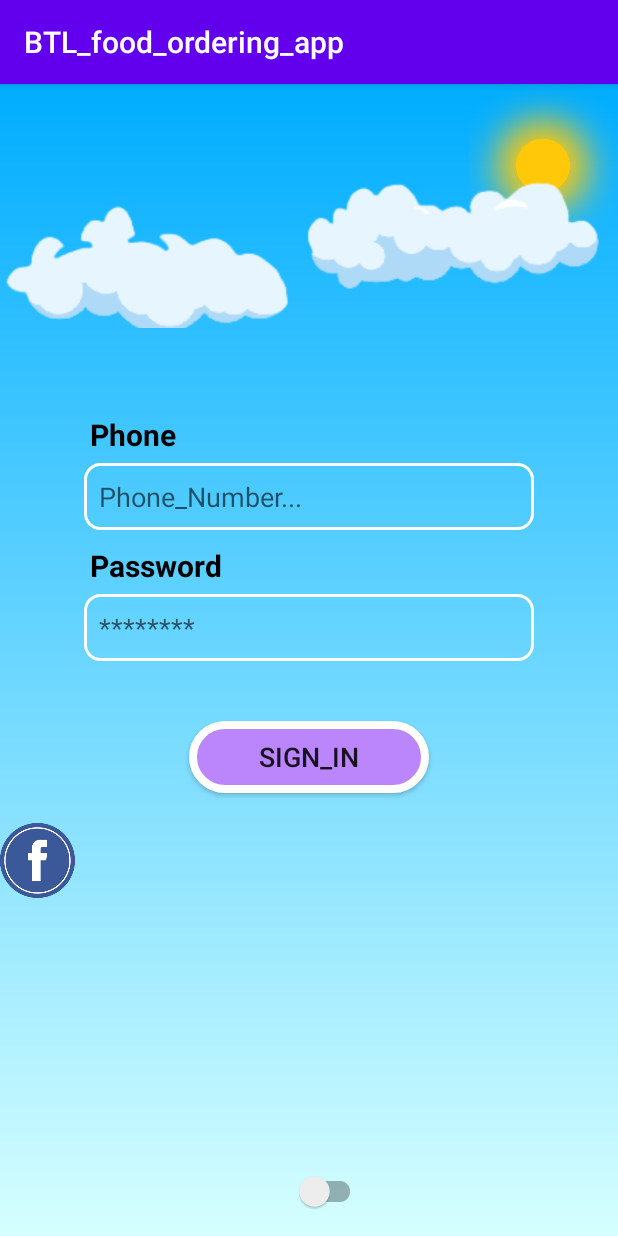
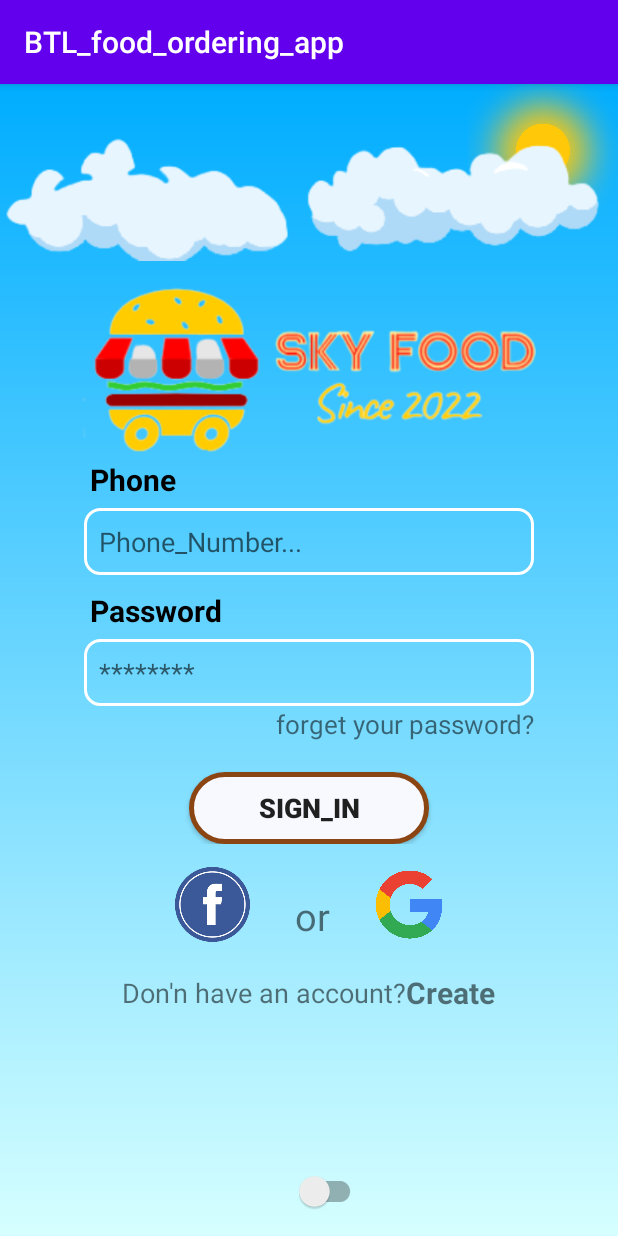
Before and after one commit to nguyenvanthong0961169213/BTL_Android, an Android app: the screen it shows after launch (Layout_Login), on a phone screen of 412 x 824 dp. Run offline under Robolectric (Android 15) with nearby library versions, the phone set to English and light mode, and no system bars; libraries missing offline, so code that uses them is left out: com.mahfa.dnswitch; plain views replace DayNightSwitch; 3 statements that could not run were skipped.

Commit message:
14/03/2022-login

```diff
--- a/app/src/main/java/com/example/btl_food_ordering_app/Layout_Login.java
+++ b/app/src/main/java/com/example/btl_food_ordering_app/Layout_Login.java
@@ -32,12 +32,12 @@ public class Layout_Login extends AppCompatActivity {
             public void onSwitch(boolean is_night) {
                 if(is_night)
                 {
-                    sun.animate().translationY(70).setDuration(1000);
+                    sun.animate().translationY(30).setDuration(1000);
                     daySky.animate().alpha(0).setDuration(1300);
                 }
                 else
                 {
-                    sun.animate().translationY(-20).setDuration(1000);
+                    sun.animate().translationY(-30).setDuration(1000);
                     daySky.animate().alpha(1).setDuration(1300);
                 }
             }
--- a/app/src/main/res/drawable/button_login.xml
+++ b/app/src/main/res/drawable/button_login.xml
@@ -1,9 +1,9 @@
 <?xml version="1.0" encoding="utf-8"?>
 <shape xmlns:android="http://schemas.android.com/apk/res/android"
     android:shape="rectangle">
-    <solid android:color="@color/purple_200"/>
-    <stroke android:color="@color/white"
-        android:width="5dp"/>
+    <solid android:color="#F8F8FF"/>
+    <stroke android:color="#8B4513"
+        android:width="3dp"/>
     <corners android:radius="100dp"/>
 
 </shape>
--- a/app/src/main/res/layout/activity_layout_login.xml
+++ b/app/src/main/res/layout/activity_layout_login.xml
@@ -17,7 +17,6 @@
         android:layout_width="match_parent"
         android:layout_height="match_parent"
         android:background="@drawable/day_background" />
-
     <ImageView
         android:id="@+id/sun"
         android:layout_width="100dp"
@@ -25,26 +24,25 @@
         android:scrollbarSize="40dp"
         android:src="@drawable/sun"
         android:layout_alignParentRight="true"
+        android:layout_marginTop="-10dp"
         />
-
     <LinearLayout
         android:id="@+id/view_Sky"
         android:layout_width="match_parent"
-        android:layout_height="wrap_content">
+        android:layout_height="120dp">
 
         <ImageView
             android:id="@+id/cloud_1"
             android:layout_width="200dp"
-            android:layout_height="200dp"
-            android:layout_marginTop="20dp"
+            android:layout_height="150dp"
+            android:layout_marginTop="0dp"
             android:src="@drawable/cloud_1" />
 
         <ImageView
             android:id="@+id/cloud_2"
             android:layout_width="200dp"
-            android:layout_height="200dp"
+            android:layout_height="150dp"
             android:src="@drawable/cloud_2" />
-
     </LinearLayout>
 
     <com.mahfa.dnswitch.DayNightSwitch
@@ -57,10 +55,18 @@
         android:layout_marginBottom="10dp" />
 
     <LinearLayout
+        android:id="@+id/lnl_infor"
         android:layout_width="match_parent"
         android:layout_height="wrap_content"
         android:layout_below="@+id/view_Sky"
         android:orientation="vertical">
+
+        <ImageView
+            android:id="@+id/logo_app"
+            android:layout_width="match_parent"
+            android:layout_height="120dp"
+            android:layout_marginTop="10dp"
+            android:src="@drawable/logoapp" />
 
         <TextView
             android:layout_width="wrap_content"
@@ -102,22 +108,77 @@
             android:background="@drawable/edit_text_login"
             android:hint="********"
             android:padding="10dp" />
-
+        <TextView
+            android:id="@+id/txt_forget_password"
+            android:layout_width="wrap_content"
+            android:layout_height="match_parent"
+            android:text="forget your password?"
+            android:textSize="17dp"
+            android:layout_gravity="end"
+            android:layout_marginRight="55dp"
+            />
         <Button
             android:id="@+id/btn_SignIn"
             android:layout_width="160dp"
             android:layout_height="wrap_content"
             android:layout_gravity="center"
-            android:layout_marginTop="40dp"
+            android:layout_marginTop="20dp"
             android:background="@drawable/button_login"
             android:text="Sign_in"
-            android:textSize="18dp" />
+            android:textSize="18dp"
+            android:textStyle="bold" />
 
+    </LinearLayout>
+    <LinearLayout
+        android:id="@+id/lnl_faceorgg"
+        android:layout_width="match_parent"
+        android:layout_height="wrap_content"
+        android:layout_below="@+id/lnl_infor"
+        android:gravity="center"
+        android:layout_marginTop="15dp"
+        >
         <ImageView
             android:layout_width="50dp"
             android:layout_height="50dp"
             android:src="@drawable/iconfb"
-            android:layout_marginTop="20dp"
+            />
+        <TextView
+            android:layout_width="wrap_content"
+            android:layout_height="wrap_content"
+            android:text="or"
+            android:textSize="25dp"
+            android:layout_marginLeft="30dp"
+            android:layout_marginTop="8dp"
+            />
+        <ImageView
+            android:layout_width="45dp"
+            android:layout_height="50dp"
+            android:src="@drawable/icongoogle"
+            android:layout_marginLeft="30dp"
             />
     </LinearLayout>
+    <LinearLayout
+        android:layout_width="match_parent"
+        android:layout_height="wrap_content"
+        android:layout_below="@+id/lnl_faceorgg"
+        android:layout_marginTop="20dp"
+        android:gravity="center"
+        >
+        <TextView
+            android:id="@+id/txt_signup"
+            android:layout_width="wrap_content"
+            android:layout_height="wrap_content"
+            android:text="Don'n have an account?"
+            android:textSize="18dp"/>
+        <TextView
+            android:id="@+id/txt_createaccount"
+            android:layout_width="wrap_content"
+            android:layout_height="wrap_content"
+            android:text="Create"
+            android:textSize="20dp"
+            android:textStyle="bold"
+            />
+    </LinearLayout>
+
+
 </RelativeLayout>
```
Also changed, not shown: app/src/main/res/drawable/icongoogle.png (added), app/src/main/res/drawable/logo_app_1.png (added), app/src/main/res/drawable/logoapp.png (added).
